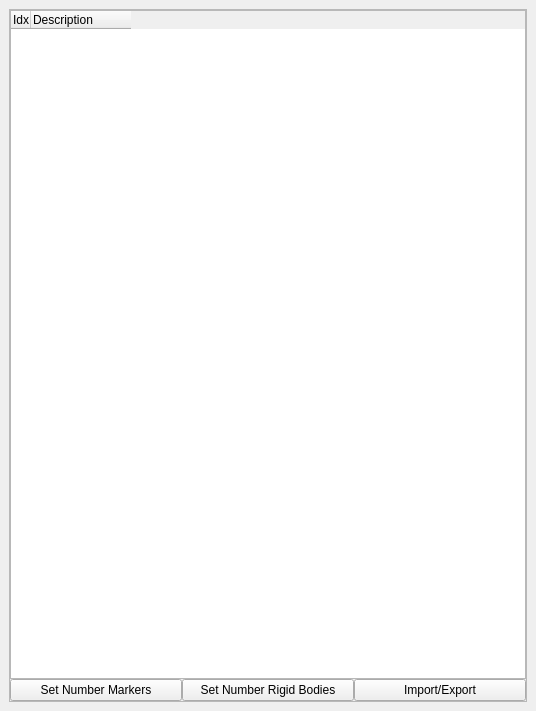
Above: src/ui/ui-files/PointsDockWidget.ui from XROMMPackages/xmalab before the change. Below: the same form after it.
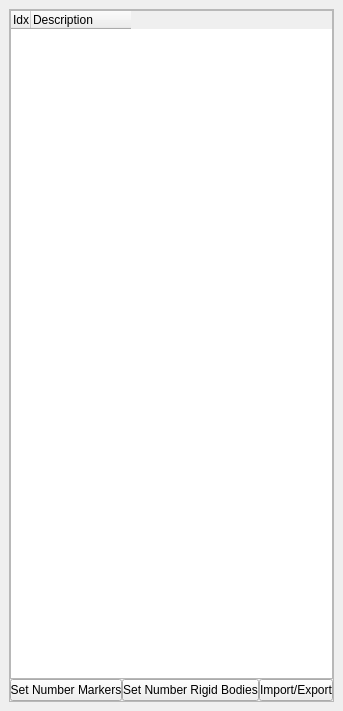
That is the form after the change. Custom widgets are drawn as their Qt base class.

Commit message: Made Buttons on PointDockwidget scalable

Diff of the .ui file:
```diff
--- a/src/ui/ui-files/PointsDockWidget.ui
+++ b/src/ui/ui-files/PointsDockWidget.ui
@@ -6,7 +6,7 @@
    <rect>
     <x>0</x>
     <y>0</y>
-    <width>536</width>
+    <width>343</width>
     <height>711</height>
    </rect>
   </property>
@@ -28,7 +28,7 @@
         <rect>
          <x>0</x>
          <y>0</y>
-         <width>516</width>
+         <width>323</width>
          <height>669</height>
         </rect>
        </property>
@@ -41,6 +41,18 @@
         </property>
         <item row="1" column="0">
          <widget class="QPushButton" name="pushButtonSetNumberMarkers">
+          <property name="sizePolicy">
+           <sizepolicy hsizetype="Minimum" vsizetype="Fixed">
+            <horstretch>0</horstretch>
+            <verstretch>0</verstretch>
+           </sizepolicy>
+          </property>
+          <property name="minimumSize">
+           <size>
+            <width>20</width>
+            <height>0</height>
+           </size>
+          </property>
           <property name="text">
            <string>Set Number Markers</string>
           </property>
@@ -48,6 +60,12 @@
         </item>
         <item row="1" column="1">
          <widget class="QPushButton" name="pushButtonSetNumberRigidBodies">
+          <property name="minimumSize">
+           <size>
+            <width>20</width>
+            <height>0</height>
+           </size>
+          </property>
           <property name="text">
            <string>Set Number Rigid Bodies</string>
           </property>
@@ -55,6 +73,12 @@
         </item>
         <item row="1" column="2">
          <widget class="QPushButton" name="pushButtonImportExport">
+          <property name="minimumSize">
+           <size>
+            <width>20</width>
+            <height>0</height>
+           </size>
+          </property>
           <property name="text">
            <string>Import/Export</string>
           </property>
```
